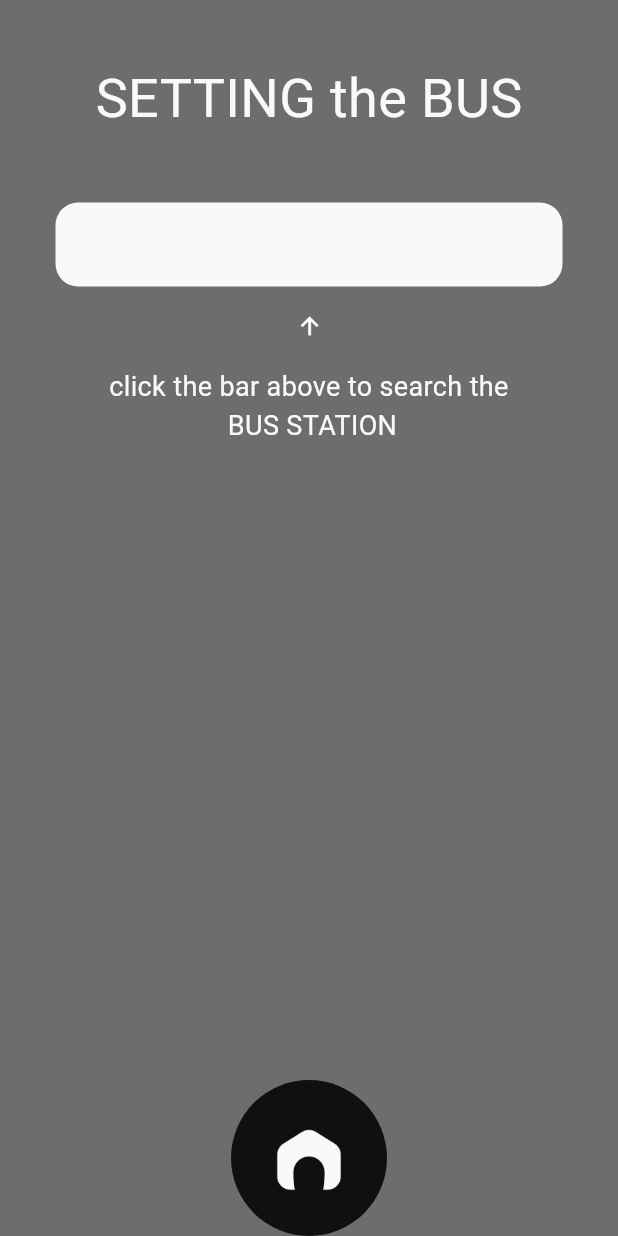
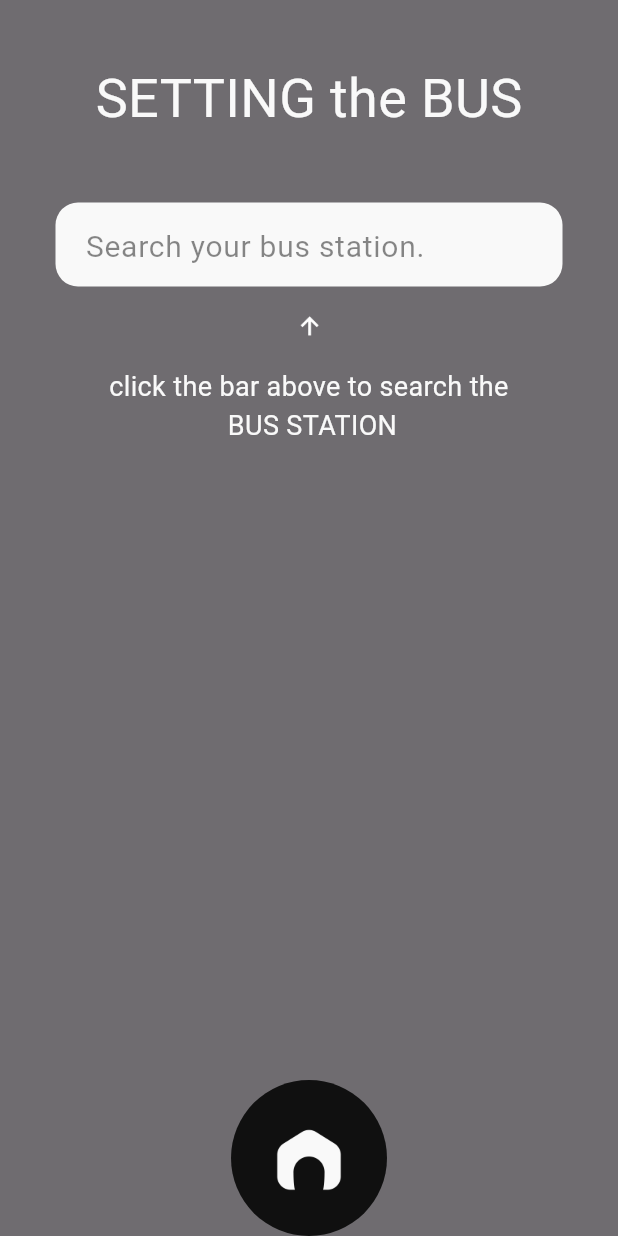
Before and after one commit to GDSC-KU-SolutionChallenge-iSEE/iSEE-application, a Flutter app: the StationListView screen opened directly, on a phone screen of 412 x 824 dp. Run offline on Flutter 3.47's test engine with Material 3 defaults, Android fonts, the phone set to English and light mode, and no system bars; our stand-ins replace camera, firebase_auth, firebase_core, flutter_tts, get, google_sign_in; accounts and stored records are empty; Roboto replaces fonts that are missing (PretendardExtraBold, PretendardSemibold).

Commit message:
fix: add hint text

```diff
--- a/lib/ui/set_bus/station_list_view.dart
+++ b/lib/ui/set_bus/station_list_view.dart
@@ -139,9 +139,16 @@ class _StationListViewState extends State<StationListView> {
                                           fontSize: 25,
                                           color: Color(0xFF101010)),
                                       cursorColor: const Color(0xFF101010),
-                                      decoration: const InputDecoration(
+                                      decoration: InputDecoration(
                                           border: InputBorder.none,
-                                          contentPadding: EdgeInsets.all(0.0),
+                                          contentPadding:
+                                              const EdgeInsets.all(0.0),
+                                          hintText: "Search your bus station.",
+                                          hintStyle: TextStyle(
+                                              fontFamily: 'PretendardSemibold',
+                                              fontSize: 20,
+                                              color: const Color(0xFF101010)
+                                                  .withOpacity(0.5)),
                                           isDense: true),
                                       onChanged: (value) {
                                         if (_debounce?.isActive ?? false) {
@@ -207,21 +214,6 @@ class _StationListViewState extends State<StationListView> {
                             ],
                           ),
                         ),
-
-                        // GestureDetector(
-                        //   onTap: () async {
-                        //     controller.setMyBus("100100006", "101");
-                        //     await controller.setMyBusArriveTime();
-
-                        //     globalController.setMyBusTimer(
-                        //         controller.arriveSec, controller.myBusName);
-                        //   },
-                        //   child: Container(
-                        //     width: 100,
-                        //     height: 100,
-                        //     color: Colors.blueAccent,
-                        //   ),
-                        // )
                       ],
                     ),
                   if (!_isSetStation)
```
